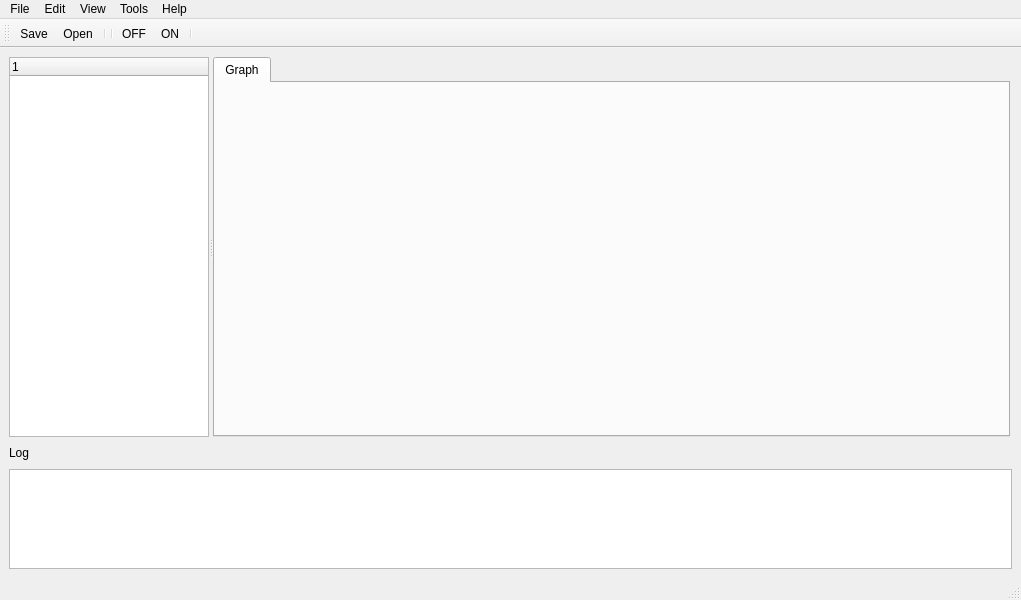
This is prueba1/cobraUI2.ui in pbustos/cobra as Qt 5 draws it before an edit. The edited form follows.
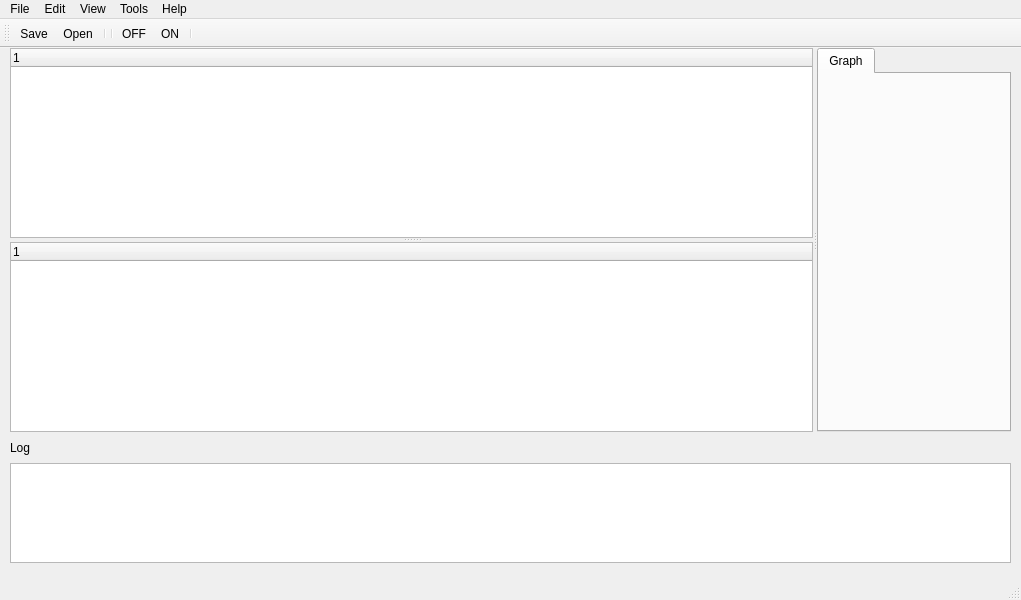
This is the edited form. Icons and pictures are not drawn.

```diff
--- a/prueba1/cobraUI2.ui
+++ b/prueba1/cobraUI2.ui
@@ -26,22 +26,87 @@
    <string>MainWindow</string>
   </property>
   <widget class="QWidget" name="centralwidget">
-   <layout class="QVBoxLayout" name="verticalLayout_2">
+   <widget class="QWidget" name="">
+    <property name="geometry">
+     <rect>
+      <x>10</x>
+      <y>390</y>
+      <width>1001</width>
+      <height>125</height>
+     </rect>
+    </property>
+    <layout class="QVBoxLayout" name="verticalLayout">
     <item>
-     <widget class="QSplitter" name="splitter">
+      <widget class="QLabel" name="label">
+       <property name="sizePolicy">
+        <sizepolicy hsizetype="Preferred" vsizetype="Minimum">
+         <horstretch>0</horstretch>
+         <verstretch>0</verstretch>
+        </sizepolicy>
+       </property>
+       <property name="maximumSize">
+        <size>
+         <width>16777215</width>
+         <height>20</height>
+        </size>
+       </property>
+       <property name="text">
+        <string>Log</string>
+       </property>
+      </widget>
+     </item>
+     <item>
+      <widget class="QTextBrowser" name="textBrowser">
+       <property name="sizePolicy">
+        <sizepolicy hsizetype="Expanding" vsizetype="Minimum">
+         <horstretch>0</horstretch>
+         <verstretch>0</verstretch>
+        </sizepolicy>
+       </property>
+       <property name="maximumSize">
+        <size>
+         <width>16777215</width>
+         <height>100</height>
+        </size>
+       </property>
+       <property name="font">
+        <font>
+         <pointsize>12</pointsize>
+         <weight>50</weight>
+         <italic>false</italic>
+         <bold>false</bold>
+        </font>
+       </property>
+      </widget>
+     </item>
+    </layout>
+   </widget>
+   <widget class="QSplitter" name="splitter_2">
+    <property name="geometry">
+     <rect>
+      <x>10</x>
+      <y>0</y>
+      <width>1001</width>
+      <height>384</height>
+     </rect>
+    </property>
       <property name="orientation">
        <enum>Qt::Horizontal</enum>
       </property>
-      <widget class="QTreeWidget" name="treeWidget_3">
+    <widget class="QSplitter" name="splitter">
+     <property name="orientation">
+      <enum>Qt::Vertical</enum>
+     </property>
+     <widget class="QTreeWidget" name="treeWidgetMetabs">
        <property name="sizePolicy">
-        <sizepolicy hsizetype="Minimum" vsizetype="Expanding">
+       <sizepolicy hsizetype="Preferred" vsizetype="Expanding">
          <horstretch>0</horstretch>
          <verstretch>0</verstretch>
         </sizepolicy>
        </property>
        <property name="maximumSize">
         <size>
-         <width>200</width>
+        <width>16777215</width>
          <height>16777215</height>
         </size>
        </property>
@@ -50,17 +115,25 @@
          <string notr="true">1</string>
         </property>
        </column>
+     </widget>
+     <widget class="QTreeWidget" name="treeWidgetReacts">
+      <column>
+       <property name="text">
+        <string notr="true">1</string>
+       </property>
+      </column>
+     </widget>
       </widget>
       <widget class="QTabWidget" name="tabWidget">
        <property name="sizePolicy">
-        <sizepolicy hsizetype="Expanding" vsizetype="Maximum">
+      <sizepolicy hsizetype="Maximum" vsizetype="Maximum">
          <horstretch>0</horstretch>
          <verstretch>0</verstretch>
         </sizepolicy>
        </property>
        <property name="maximumSize">
         <size>
-         <width>797</width>
+       <width>16777215</width>
          <height>16777215</height>
         </size>
        </property>
@@ -89,55 +162,6 @@
        </widget>
       </widget>
      </widget>
-    </item>
-    <item>
-     <layout class="QVBoxLayout" name="verticalLayout">
-      <item>
-       <widget class="QLabel" name="label">
-        <property name="sizePolicy">
-         <sizepolicy hsizetype="Preferred" vsizetype="Minimum">
-          <horstretch>0</horstretch>
-          <verstretch>0</verstretch>
-         </sizepolicy>
-        </property>
-        <property name="maximumSize">
-         <size>
-          <width>16777215</width>
-          <height>20</height>
-         </size>
-        </property>
-        <property name="text">
-         <string>Log</string>
-        </property>
-       </widget>
-      </item>
-      <item>
-       <widget class="QTextBrowser" name="textBrowser">
-        <property name="sizePolicy">
-         <sizepolicy hsizetype="Expanding" vsizetype="Minimum">
-          <horstretch>0</horstretch>
-          <verstretch>0</verstretch>
-         </sizepolicy>
-        </property>
-        <property name="maximumSize">
-         <size>
-          <width>16777215</width>
-          <height>100</height>
-         </size>
-        </property>
-        <property name="font">
-         <font>
-          <pointsize>12</pointsize>
-          <weight>50</weight>
-          <italic>false</italic>
-          <bold>false</bold>
-         </font>
-        </property>
-       </widget>
-      </item>
-     </layout>
-    </item>
-   </layout>
   </widget>
   <widget class="QMenuBar" name="menubar">
    <property name="geometry">
```
Left out of the diff: 2 changed lines with no effect on the pictures. Lines whose indentation alone changed are shown as unchanged.
